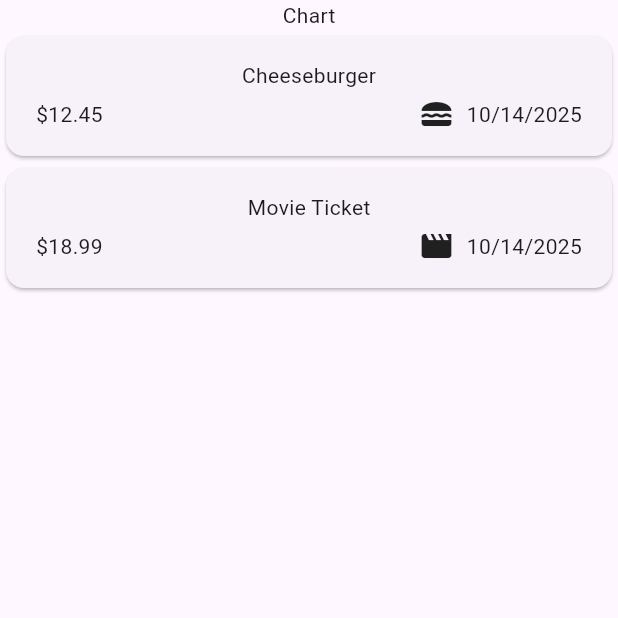
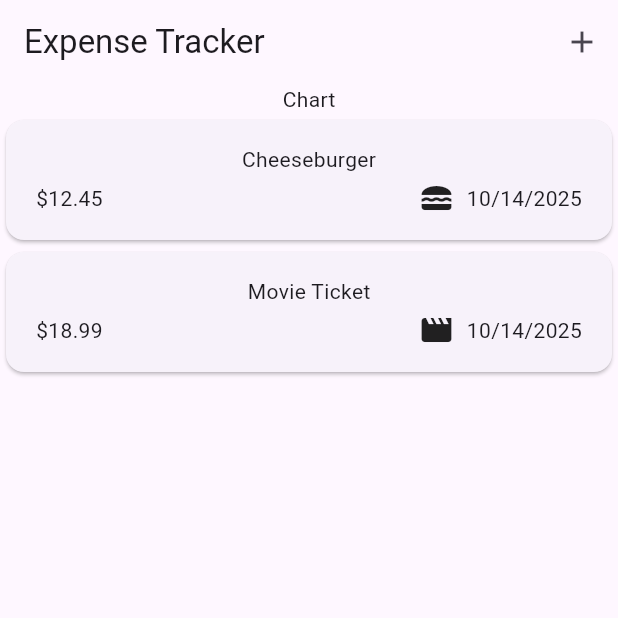
Before and after one commit to DevilDante4657/expense_tracker, a Flutter app: the screen it shows after launch, on a phone screen of 412 x 824 dp, the top half of it. Run offline on Flutter 3.47's test engine with Material 3 defaults, Android fonts, the phone set to English and light mode, and no system bars.

Commit message:
added appbar

```diff
--- a/lib/expenses.dart
+++ b/lib/expenses.dart
@@ -29,6 +29,14 @@ class _ExpensesState extends State<Expenses> {
   @override
   Widget build(BuildContext context) {
     return Scaffold(
+      appBar: AppBar(
+        title: const Text("Expense Tracker"),
+        actions: [
+          IconButton(
+            onPressed: (){},
+            icon: const Icon(Icons.add))
+        ],
+      ),
       body: Column(
         children: [
           Text("Chart"),
```
